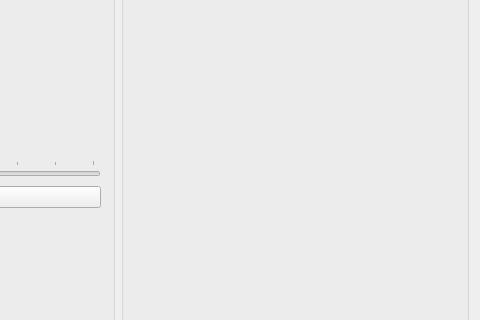
The window that mainwindow.ui (tvabramov/WebCamRecognizer) describes before a commit, drawn with Qt 5; both pictures show x 244 to 724 and y 184 to 504 of the 724 by 608 pixel window.
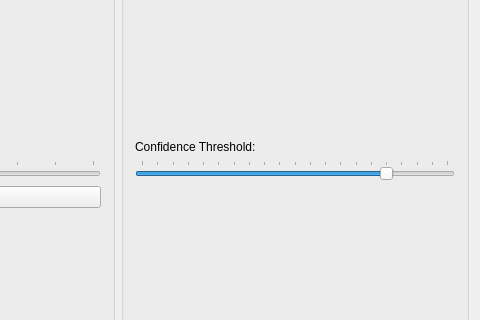
The same window after the commit. Icons and pictures are not drawn.

What changed in the file:
```diff
--- a/mainwindow.ui
+++ b/mainwindow.ui
@@ -114,6 +114,32 @@
          </property>
         </widget>
        </item>
+       <item>
+        <widget class="QLabel" name="labelConfidenceThreshold">
+         <property name="text">
+          <string>Confidence Threshold:</string>
+         </property>
+        </widget>
+       </item>
+       <item>
+        <widget class="QSlider" name="sliderConfidenceThreshold">
+         <property name="maximum">
+          <number>100</number>
+         </property>
+         <property name="value">
+          <number>80</number>
+         </property>
+         <property name="orientation">
+          <enum>Qt::Horizontal</enum>
+         </property>
+         <property name="tickPosition">
+          <enum>QSlider::TicksAbove</enum>
+         </property>
+         <property name="tickInterval">
+          <number>5</number>
+         </property>
+        </widget>
+       </item>
        <item>
         <spacer name="verticalSpacer_2">
          <property name="orientation">
```
Left out of the diff: 2 changed lines with no effect on the pictures.
